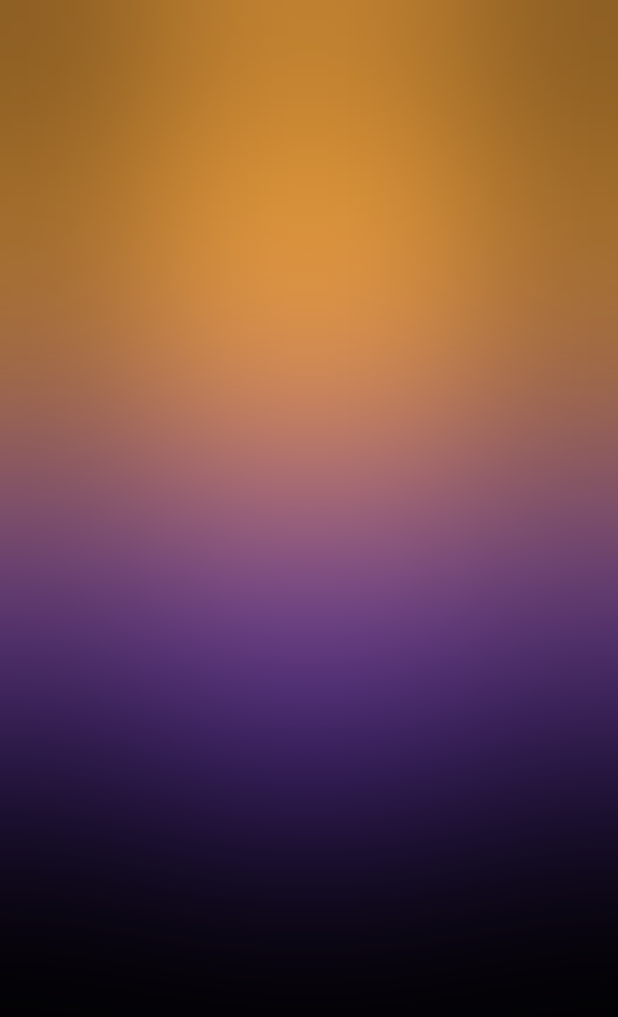
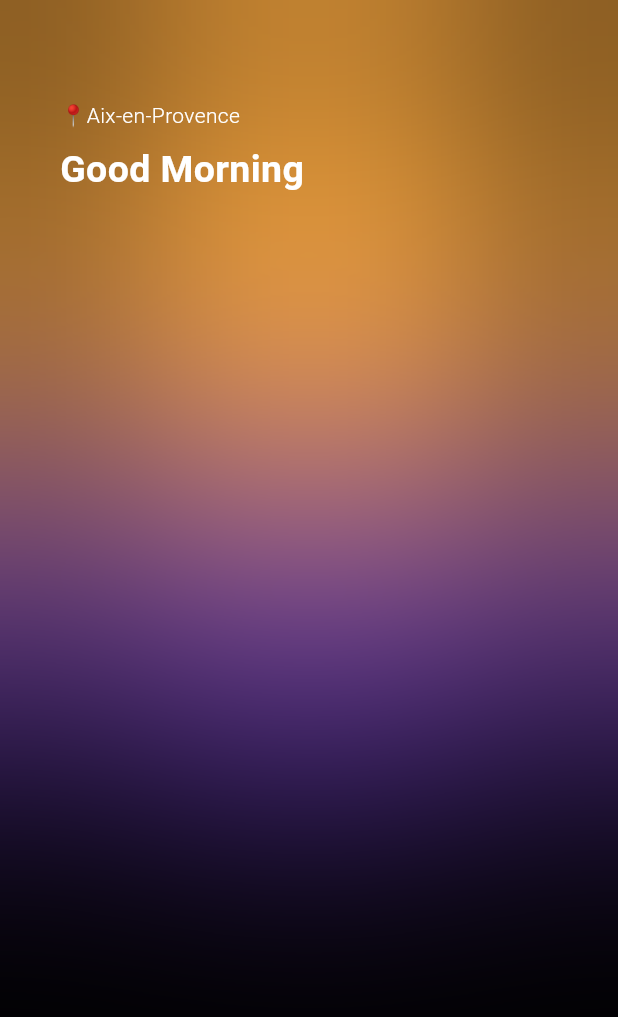
Before and after one commit to AhmedBinhamim/weather_app, a Flutter app: the screen it shows after launch, on a phone screen of 412 x 824 dp. Shown: the top 1017 px of the screen. Run offline on Flutter 3.47's test engine with Material 3 defaults, Android fonts, the phone set to English and light mode, and no system bars; our stand-ins replace bloc.

Commit message:
location placeholders

```diff
--- a/lib/screens/home_screen.dart
+++ b/lib/screens/home_screen.dart
@@ -55,6 +55,31 @@ class HomeScreen extends StatelessWidget {
                 child: Container(
                   decoration: const BoxDecoration(color: Colors.transparent),
                 ),
+              ),
+              SizedBox(
+                width: MediaQuery.of(context).size.width,
+                height: MediaQuery.of(context).size.height,
+                child: const Column(
+                  crossAxisAlignment: CrossAxisAlignment.start,
+                  children: [
+                    Text(
+                      '📍Aix-en-Provence',
+                      style: TextStyle(
+                        color: Colors.white,
+                        fontWeight: FontWeight.w300,
+                      ),
+                    ),
+                    SizedBox(height: 8),
+                    Text(
+                      'Good Morning',
+                      style: TextStyle(
+                        color: Colors.white,
+                        fontSize: 25,
+                        fontWeight: FontWeight.bold,
+                      ),
+                    ),
+                  ],
+                ),
               )
             ],
           ),
```
